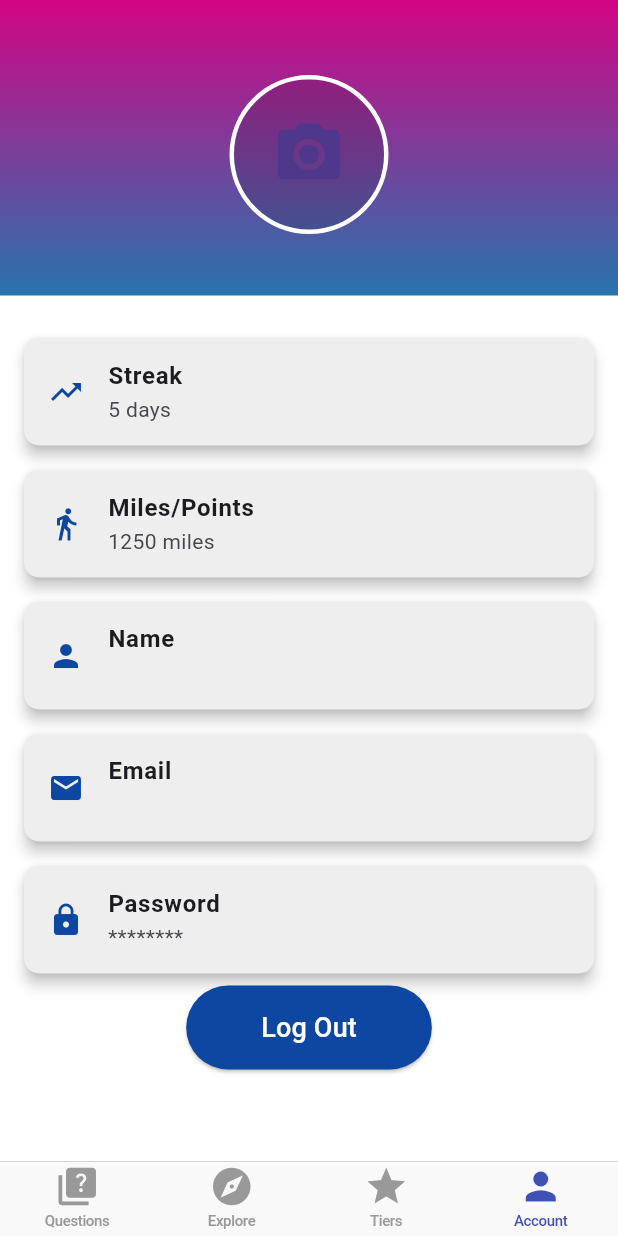
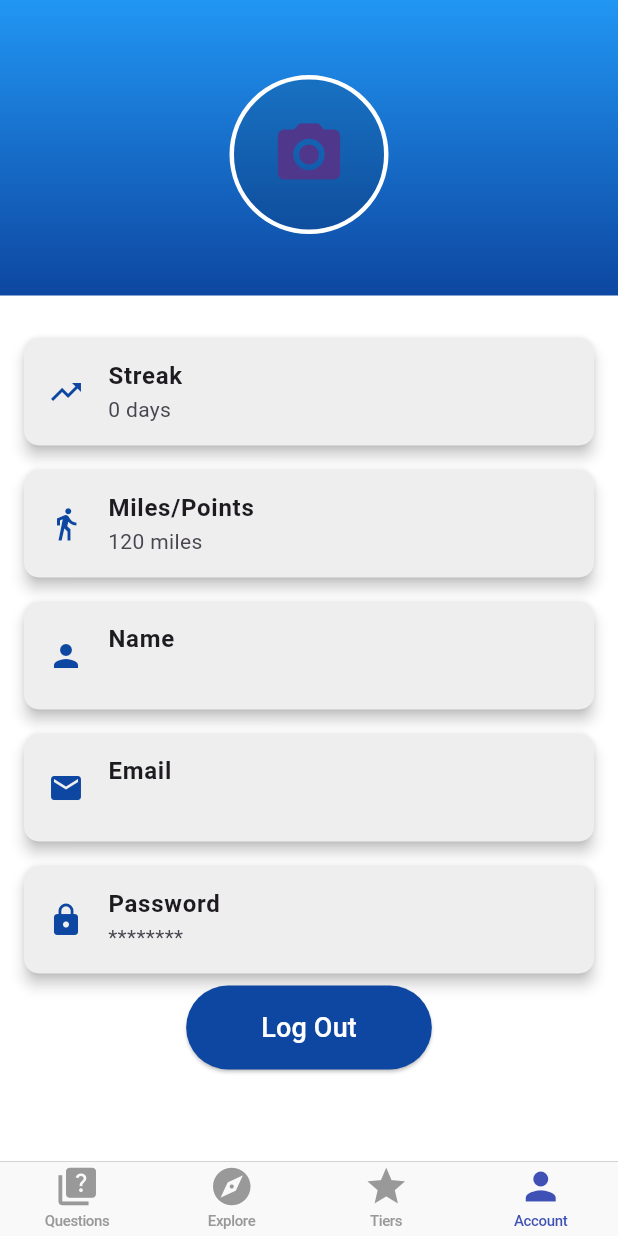
Before and after one commit to alaskawaiian/alaskawaiian, a Flutter app: the screen it shows once a user with an empty profile is signed in, item 4 of the bottom bar chosen, on a phone screen of 412 x 824 dp. Run offline on Flutter 3.47's test engine with Material 3 defaults, Android fonts, the phone set to English and light mode, and no system bars; our stand-ins replace cloud_firestore, firebase_auth, firebase_core, firebase_messaging, flutter_riverpod, flutter_svg and 4 more; accounts and stored records are empty.

Commit message:
Revert "Merge pull request #35 from alaskawaiian/fix-color"
This reverts commit 58b24504ed2ba531c76f2a0c3fed74afbb675a30, reversing
changes made to 16aff7eb86b2fb5d8e7f7ad55451a65a4f4a7803.

```diff
--- a/lib/features/account/presentation/account_page.dart
+++ b/lib/features/account/presentation/account_page.dart
@@ -4,11 +4,11 @@ import 'package:firebase_auth/firebase_auth.dart';
 import 'package:flutter/material.dart';
 import 'package:flutter_riverpod/flutter_riverpod.dart';
 
-import '/features/custom_colors.dart';
 import '../../../repositories/firestore/firestore_providers.dart';
 import '../../show_alert_dialog.dart';
 import '../../show_exception_alert_dialog.dart';
 import '../../strings.dart';
+import '../../user/data/user_database_provider.dart';
 import 'avatar.dart';
 
 class AccountPage extends ConsumerWidget {
@@ -45,6 +45,7 @@ class AccountPage extends ConsumerWidget {
   Widget build(BuildContext context, WidgetRef ref) {
     final firebaseAuth = ref.watch(firebaseAuthProvider);
     final user = firebaseAuth.currentUser!;
+    final userStream = ref.watch(userStreamProvider);
 
     return Scaffold(
       backgroundColor: Colors.white,
@@ -55,7 +56,7 @@ class AccountPage extends ConsumerWidget {
               width: double.infinity,
               decoration: BoxDecoration(
                 gradient: LinearGradient(
-                  colors: [hawaiianPink, alaskaBlue],
+                  colors: [Colors.blue[500]!, Colors.blue[900]!],
                   begin: Alignment.topCenter,
                   end: Alignment.bottomCenter,
                 ),
@@ -81,21 +82,28 @@ class AccountPage extends ConsumerWidget {
                 ],
               ),
             ),
-            Container(
-              decoration: BoxDecoration(
-                color: Colors.black.withOpacity(0.2),
+            const SizedBox(height: 20),
+            userStream.when(
+              data: (userData) => _buildInfoCard(
+                icon: Icons.trending_up,
+                label: 'Streak',
+                value: '${userData.streak} days',
               ),
-            ),
-            const SizedBox(height: 20),
-            _buildInfoCard(
-              icon: Icons.trending_up,
-              label: 'Streak',
-              value: '5 days',
+              loading: () => _buildInfoCard(
+                icon: Icons.trending_up,
+                label: 'Streak',
+                value: 'Loading...',
+              ),
+              error: (error, stack) => _buildInfoCard(
+                icon: Icons.trending_up,
+                label: 'Streak',
+                value: 'Error loading streak',
+              ),
             ),
             _buildInfoCard(
               icon: Icons.directions_walk,
               label: 'Miles/Points',
-              value: '1250 miles',
+              value: '120 miles',
             ),
             _buildInfoCard(
               icon: Icons.person,
--- a/lib/features/question/presentation/questions_page.dart
+++ b/lib/features/question/presentation/questions_page.dart
@@ -1,7 +1,6 @@
 import 'package:flutter/material.dart';
 import 'package:flutter_riverpod/flutter_riverpod.dart';
 
-import '/features/custom_colors.dart';
 import '../../user/data/user_database_provider.dart';
 import '../../user/domain/user.dart';
 import '../data/question_database_providers.dart';
@@ -58,15 +57,10 @@ class _QuestionsPageState extends ConsumerState<QuestionsPage> {
               Container(
                 decoration: BoxDecoration(
                   gradient: LinearGradient(
-                    colors: [hawaiianPink, alaskaBlue],
+                    colors: [Colors.blue[900]!, Colors.black],
                     begin: Alignment.topCenter,
                     end: Alignment.bottomCenter,
                   ),
-                ),
-              ),
-              Container(
-                decoration: BoxDecoration(
-                  color: Colors.black.withOpacity(0.2),
                 ),
               ),
               Positioned(
```
